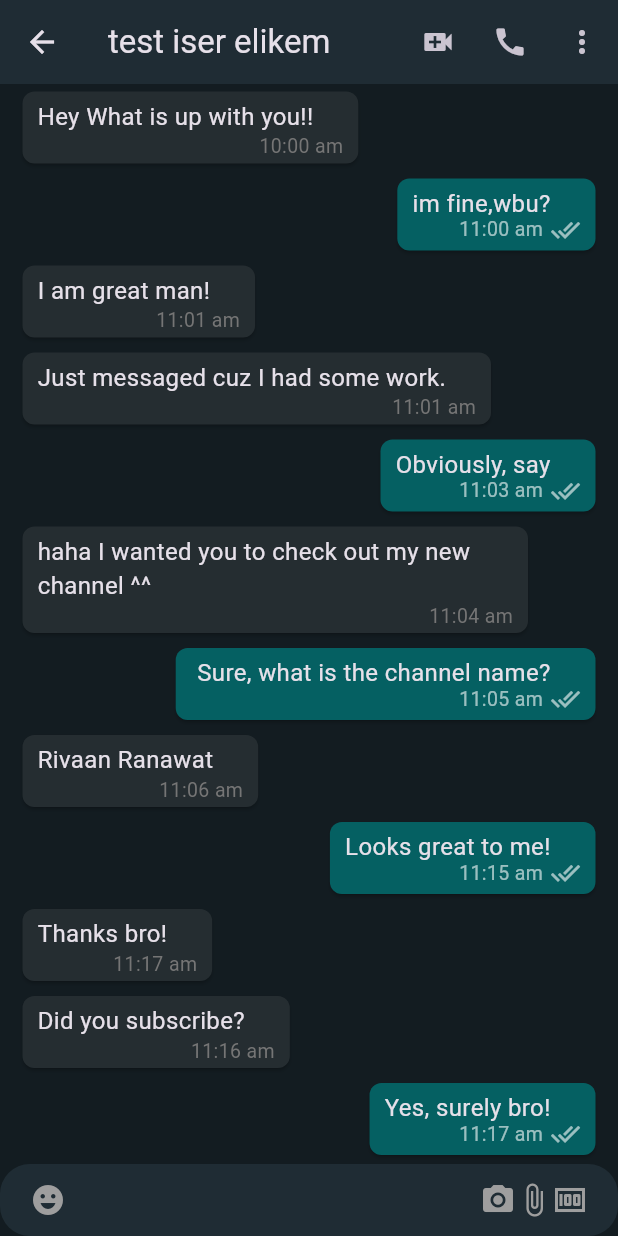
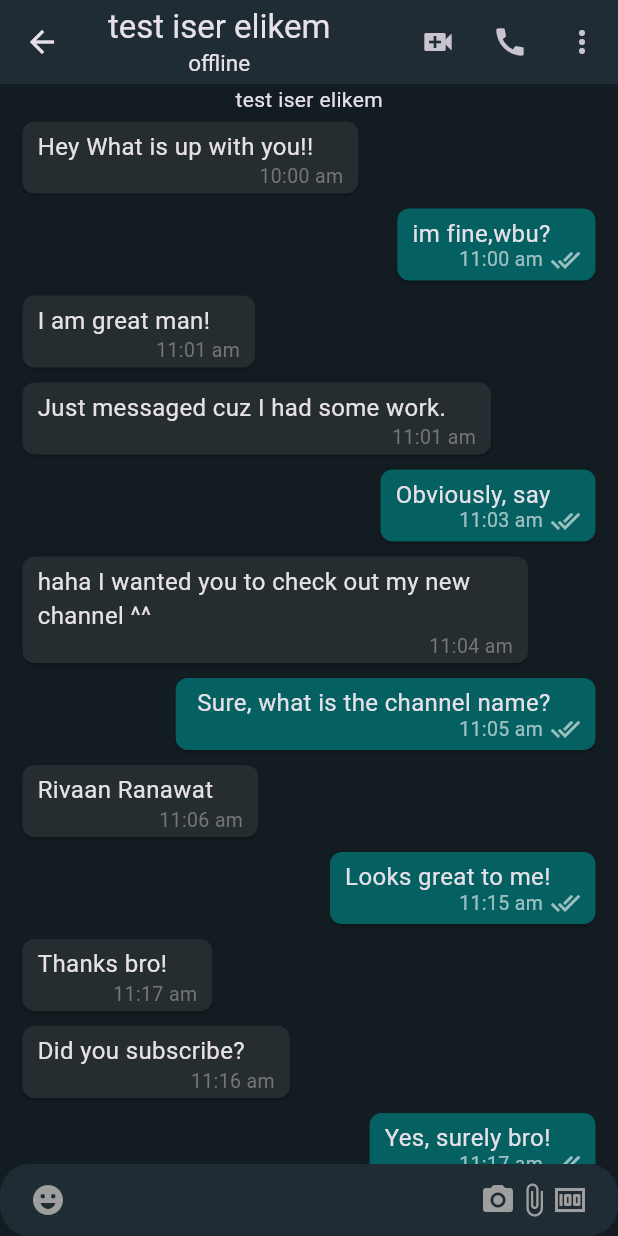
Before and after one commit to samuel2l/Social-Media-Chat-App, a Flutter app: the MobileChatScreen screen opened directly, on a phone screen of 412 x 824 dp. Run offline on Flutter 3.47's test engine with Material 3 defaults, Android fonts, the phone set to English and light mode, and no system bars; our stand-ins replace cloud_firestore, country_picker, firebase_auth, firebase_core, firebase_storage, flutter_contacts and 2 more; accounts and stored records are empty.

Commit message:
add online info

```diff
--- a/lib/screens/mobile_chat_screen.dart
+++ b/lib/screens/mobile_chat_screen.dart
@@ -1,21 +1,40 @@
 import 'package:flutter/material.dart';
+import 'package:flutter_riverpod/flutter_riverpod.dart';
+import 'package:social_media_chat_app/features/auth/controller/auth_controller.dart';
+import 'package:social_media_chat_app/models/user_model.dart';
 import 'package:social_media_chat_app/utils/colors.dart';
 import 'package:social_media_chat_app/widgets/chat_list.dart';
 
-class MobileChatScreen extends StatelessWidget {
+class MobileChatScreen extends ConsumerWidget {
   static const String routeName = '/chat-screen';
 
-  final String name,uid;
+  final String name, uid;
 
   const MobileChatScreen({super.key, required this.name, required this.uid});
 
   @override
-  Widget build(BuildContext context) {
+  Widget build(BuildContext context, WidgetRef ref) {
     return Scaffold(
       appBar: AppBar(
         backgroundColor: appBarColor,
-        title: Text(
-           name,
+        title: StreamBuilder<UserModel>(
+          stream: ref.watch(authControllerProvider).checkUserOnline(uid),
+          builder: (context, snapshot) {
+            if (snapshot.connectionState == ConnectionState.waiting) {
+              return const Center(
+                child: CircularProgressIndicator(),
+              );
+            }
+            return Column(
+              children: [
+                Text(name),
+                Text(
+                  snapshot.data!.isOnline ? 'online' : 'offline',
+                  style: const TextStyle(fontSize: 15),
+                )
+              ],
+            );
+          },
         ),
         centerTitle: false,
         actions: [
@@ -35,6 +54,7 @@ class MobileChatScreen extends StatelessWidget {
       ),
       body: Column(
         children: [
+          Text(name),
           const Expanded(
             child: ChatList(),
           ),
```
